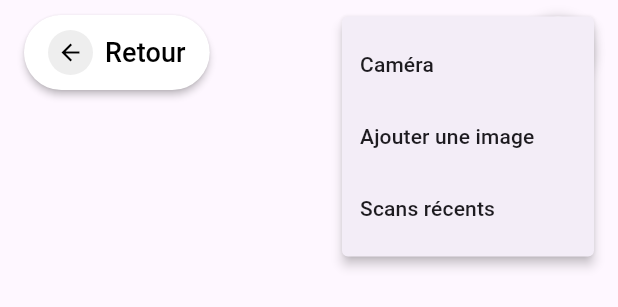
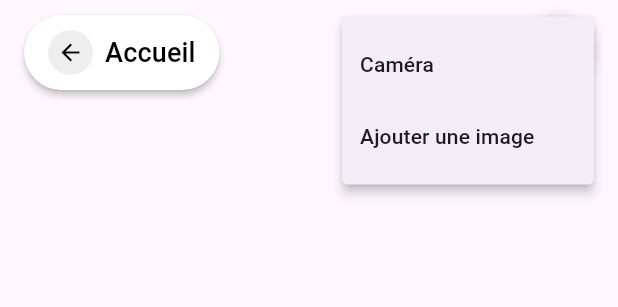
Before and after one commit to naelbenaissa/LeafGuard, a Flutter app: the CameraAppBar widget shown alone on an empty page, opened directly with empty values, after a tap on the "more vert" icon, on a phone screen of 412 x 824 dp. Shown: the top 307 px of the screen. Run offline on Flutter 3.47's test engine with Material 3 defaults, Android fonts, the phone set to English and light mode, and no system bars; our stand-ins replace camera, go_router, image_picker, sqflite, supabase_flutter, table_calendar; accounts and stored records are empty; network calls fail.

Commit message:
Ajustement bouton retour

```diff
--- a/lib/views/account/appbar/account_appbar.dart
+++ b/lib/views/account/appbar/account_appbar.dart
@@ -35,7 +35,7 @@ class AccountAppBar extends StatelessWidget implements PreferredSizeWidget {
                     child: const Icon(Icons.arrow_back, color: Colors.black, size: 18),
                   ),
                   const SizedBox(width: 8),
-                  const Text("Retour", style: TextStyle(fontSize: 18),),
+                  const Text("Accueil", style: TextStyle(fontSize: 18),),
                 ],
               ),
             ),
--- a/lib/views/camera/appbar/camera_appbar.dart
+++ b/lib/views/camera/appbar/camera_appbar.dart
@@ -37,7 +37,7 @@ class CameraAppBar extends StatelessWidget implements PreferredSizeWidget {
                     child: const Icon(Icons.arrow_back, color: Colors.black, size: 18),
                   ),
                   const SizedBox(width: 8),
-                  const Text("Retour", style: TextStyle(fontSize: 18),),
+                  const Text("Accueil", style: TextStyle(fontSize: 18),),
                 ],
               ),
             ),
@@ -55,7 +55,6 @@ class CameraAppBar extends StatelessWidget implements PreferredSizeWidget {
                 itemBuilder: (context) => [
                   const PopupMenuItem(value: "Caméra", child: Text("Caméra")),
                   const PopupMenuItem(value: "Ajouter une image", child: Text("Ajouter une image")),
-                  const PopupMenuItem(value: "Scans récents", child: Text("Scans récents")),
                 ],
               ),
             ),
```
